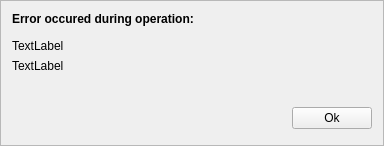
Qt form Resources/Ui/Error.ui (OpenCollaborationPlatform/CollaborativeFC) before a commit.
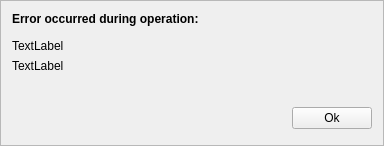
The same form after that commit.

Diff of the .ui file:
```diff
--- a/Resources/Ui/Error.ui
+++ b/Resources/Ui/Error.ui
@@ -29,7 +29,7 @@
       </font>
      </property>
      <property name="text">
-      <string>Error occured during operation:</string>
+      <string>Error occurred during operation:</string>
      </property>
     </widget>
    </item>
```
